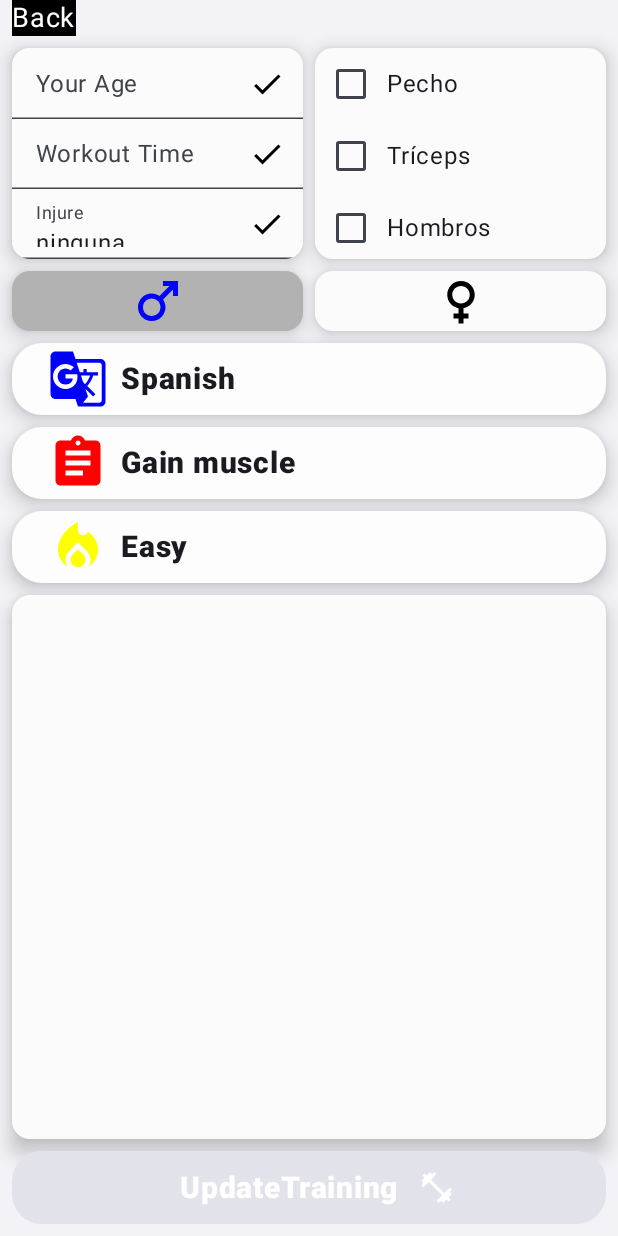
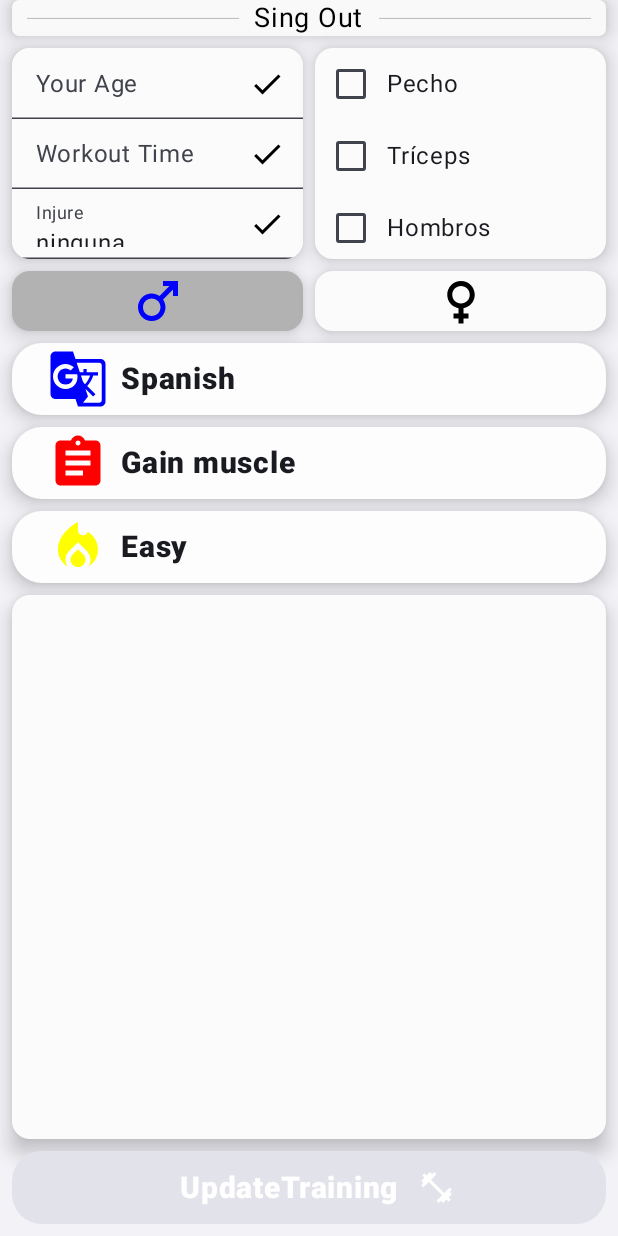
Before and after one commit to Reni-Developer/Workout-with-room, an Android app built with Jetpack Compose: the TrainingScreen screen opened through its navigation route, on a phone screen of 412 x 824 dp. Run offline under Robolectric (Android 15) with nearby library versions, the phone set to English and light mode, and no system bars; our stand-ins replace Dagger/Hilt's generated code, Firebase (no records; nobody signed in at launch, a user with empty details on screens opened directly), Room's generated code, livedata-compose.

Commit message:
Login con email y contraseña terminado

```diff
--- a/app/src/main/java/com/cursokotlin/entrenamientosconroom/MainActivity.kt
+++ b/app/src/main/java/com/cursokotlin/entrenamientosconroom/MainActivity.kt
@@ -8,14 +8,9 @@ import androidx.activity.viewModels
 import androidx.compose.foundation.layout.fillMaxSize
 import androidx.compose.foundation.layout.padding
 import androidx.compose.material3.Scaffold
-import androidx.compose.runtime.Composable
 import androidx.compose.ui.Modifier
-import androidx.navigation.compose.NavHost
-import androidx.navigation.compose.composable
-import androidx.navigation.compose.rememberNavController
-import com.cursokotlin.entrenamientosconroom.ui.LoginScreen
+import com.cursokotlin.entrenamientosconroom.ui.NavigatorWorkout
 import com.cursokotlin.entrenamientosconroom.ui.theme.EntrenamientosConRoomTheme
-import com.cursokotlin.entrenamientosconroom.ui.TrainingScreen
 import com.cursokotlin.entrenamientosconroom.ui.viewmodel.LoginViewModel
 import com.cursokotlin.entrenamientosconroom.ui.viewmodel.TrainingViewModel
 import com.google.firebase.Firebase
@@ -30,6 +25,7 @@ class MainActivity : ComponentActivity() {
     private lateinit var firebaseAnalytics: FirebaseAnalytics
 
     override fun onCreate(savedInstanceState: Bundle?) {
+        super.onCreate(savedInstanceState)
 
         // Analitycs Events
         firebaseAnalytics = Firebase.analytics
@@ -37,7 +33,6 @@ class MainActivity : ComponentActivity() {
         bundle.putString("message", "Integración de Firebase completa")
         firebaseAnalytics.logEvent("initApp", bundle)
 
-        super.onCreate(savedInstanceState)
         enableEdgeToEdge()
         setContent {
             EntrenamientosConRoomTheme {
@@ -52,39 +47,3 @@ class MainActivity : ComponentActivity() {
         }
     }
 }
-
-@Composable
-fun NavigatorWorkout(
-    modifier: Modifier = Modifier,
-    trainingViewModel: TrainingViewModel,
-    loginViewModel: LoginViewModel
-) {
-
-    val navigatorController = rememberNavController()
-
-    NavHost(
-        navController = navigatorController,
-        startDestination = Routes.Screen1.route,
-        modifier = modifier
-    ) {
-        composable(route = Routes.Screen1.route) {
-            LoginScreen(
-                modifier,
-                navigatorController,
-                loginViewModel
-            )
-        }
-        composable(route = Routes.Screen2.route) {
-            TrainingScreen(
-                modifier,
-                navigatorController,
-                trainingViewModel
-            )
-        }
-    }
-}
-
-sealed class Routes(val route: String) {
-    object Screen1 : Routes("Screen1")
-    object Screen2 : Routes("Screen2")
-}
--- a/app/src/main/java/com/cursokotlin/entrenamientosconroom/ui/LoginScreen.kt
+++ b/app/src/main/java/com/cursokotlin/entrenamientosconroom/ui/LoginScreen.kt
@@ -1,7 +1,5 @@
 package com.cursokotlin.entrenamientosconroom.ui
 
-import android.icu.number.Scale
-import androidx.compose.foundation.BorderStroke
 import androidx.compose.foundation.Image
 import androidx.compose.foundation.background
 import androidx.compose.foundation.clickable
@@ -13,68 +11,57 @@ import androidx.compose.foundation.layout.Spacer
 import androidx.compose.foundation.layout.fillMaxWidth
 import androidx.compose.foundation.layout.padding
 import androidx.compose.foundation.layout.size
+import androidx.compose.foundation.shape.RoundedCornerShape
 import androidx.compose.foundation.text.KeyboardOptions
 import androidx.compose.material.icons.Icons
-import androidx.compose.material.icons.filled.Check
 import androidx.compose.material.icons.filled.Email
 import androidx.compose.material.icons.filled.Visibility
+import androidx.compose.material3.AlertDialog
 import androidx.compose.material3.Button
+import androidx.compose.material3.ButtonColors
 import androidx.compose.material3.ButtonDefaults
-import androidx.compose.material3.Divider
+import androidx.compose.material3.HorizontalDivider
 import androidx.compose.material3.Icon
-import androidx.compose.material3.MaterialTheme
 import androidx.compose.material3.Text
 import androidx.compose.material3.TextField
 import androidx.compose.material3.TextFieldDefaults
 import androidx.compose.runtime.Composable
 import androidx.compose.runtime.collectAsState
 import androidx.compose.runtime.getValue
-import androidx.compose.runtime.mutableStateOf
-import androidx.compose.runtime.remember
+import androidx.compose.runtime.livedata.observeAsState
 import androidx.compose.ui.Alignment
 import androidx.compose.ui.Modifier
 import androidx.compose.ui.graphics.Color
 import androidx.compose.ui.graphics.ColorFilter
-import androidx.compose.ui.graphics.Outline
 import androidx.compose.ui.layout.ContentScale
-import androidx.compose.ui.res.colorResource
 import androidx.compose.ui.res.painterResource
+import androidx.compose.ui.text.font.FontWeight
 import androidx.compose.ui.text.input.KeyboardType
 import androidx.compose.ui.text.input.PasswordVisualTransformation
 import androidx.compose.ui.text.input.VisualTransformation
+import androidx.compose.ui.text.style.TextAlign
 import androidx.compose.ui.unit.dp
 import androidx.compose.ui.unit.sp
 import androidx.navigation.NavHostController
 import com.cursokotlin.entrenamientosconroom.R
-import com.cursokotlin.entrenamientosconroom.Routes
 import com.cursokotlin.entrenamientosconroom.ui.viewmodel.LoginViewModel
 
 
 @Composable
-fun LoginScreen(
-    modifier: Modifier = Modifier,
-    navigatorController: NavHostController,
-    loginViewModel: LoginViewModel
-) {
+fun LoginScreen(loginViewModel: LoginViewModel) {
 
     val email: String by loginViewModel.email.collectAsState(initial = "")
     val password: String by loginViewModel.password.collectAsState(initial = "")
     val enableCreateAccount by loginViewModel.buttonEnabled.collectAsState(false)
 
     Column(
-        Modifier.fillMaxWidth().padding(2.dp),
+        Modifier
+            .fillMaxWidth()
+            .padding(2.dp),
         horizontalAlignment = Alignment.CenterHorizontally
     ) {
-        Spacer(Modifier.size(10.dp))
-        Box(
-            Modifier
-                .background(Color.Black)
-                .clickable { navigatorController.navigate(Routes.Screen2.route) }
-                .align(Alignment.End)
-                .padding(end = 8.dp)
-        ) { Text(text = "TEST", color = Color.White, fontSize = 18.sp) }
 
-        Spacer(Modifier.size(80.dp))
+        Spacer(Modifier.size(100.dp))
         IncreaseFit()
 
         Spacer(Modifier.size(100.dp))
@@ -90,10 +77,9 @@ fun LoginScreen(
             SignIn()
             Spacer(Modifier.size(20.dp))
             LoginGoogle()
-            Spacer(Modifier.size(10.dp))
+            Spacer(Modifier.size(15.dp))
             LoginFacebook()
         }
-
 
         Spacer(Modifier.size(100.dp))
         Column(
@@ -101,11 +87,11 @@ fun LoginScreen(
             verticalArrangement = Arrangement.Center,
             horizontalAlignment = Alignment.CenterHorizontally
         ) {
-            Login(Modifier.weight(1f), enableCreateAccount, loginViewModel)
+            Login(enableCreateAccount, loginViewModel)
             Spacer(Modifier.size(4.dp))
             Or()
             Spacer(Modifier.size(4.dp))
-            CreateAccount(Modifier.weight(1f), enableCreateAccount, loginViewModel)
+            CreateAccount(enableCreateAccount, loginViewModel)
 
         }
 
@@ -120,7 +106,7 @@ fun IncreaseFit() {
         contentDescription = "Logo increase Fit",
         Modifier
             .fillMaxWidth()
-            .padding(horizontal = 12.dp),
+            .padding(horizontal = 30.dp),
         contentScale = ContentScale.FillWidth
     )
 }
@@ -220,9 +206,15 @@ fun LoginFacebook() {
 }
 
 @Composable
-fun Login(modifier: Modifier, enableCreateAccount: Boolean, loginViewModel: LoginViewModel) {
+fun Login(
+    enableCreateAccount: Boolean,
+    loginViewModel: LoginViewModel
+) {
+
+    val alertDialogError by loginViewModel.alertDialogError.collectAsState(false)
+
     Button(
-        onClick = { },
+        onClick = { loginViewModel.onLogin() },
         enabled = enableCreateAccount,
         colors = ButtonDefaults.buttonColors(
             containerColor = Color(0xFF446BFD),
@@ -234,26 +226,58 @@ fun Login(modifier: Modifier, enableCreateAccount: Boolean, loginViewModel: Logi
     ) {
         Text(text = "Login", fontSize = 23.sp)
     }
+    if (alertDialogError) {
+        AlertDialog(
+            onDismissRequest = {},
+            confirmButton = {
+                Button(
+                    onClick = { loginViewModel.confirmButton() },
+                    shape = RoundedCornerShape(25),
+                    colors = ButtonDefaults.buttonColors(containerColor = Color(0xFF3F1111)),
+                    elevation = ButtonDefaults.buttonElevation(8.dp)
+                    ) {
+                    Text(text = "ACCEPT")
+                }
+            },
+            icon = {
+                Image(
+                    painter = painterResource(id = R.drawable.error_icon),
+                    contentDescription = "Icon Error",
+                    modifier = Modifier.size(100.dp)
+                )
+            },
+            title = { Text(text = "ERROR", color = Color.Red, fontWeight = FontWeight.ExtraBold) },
+            text = {
+                Text(
+                    text = "''Se ha producido un error autenticando al usuario!''",
+                    color = Color(0xF3650E0E),
+                    fontSize = 22.sp,
+                    textAlign = TextAlign.Center
+                )
+            }
+        )
+    }
+
 }
 
 @Composable
 fun Or() {
     Row(verticalAlignment = Alignment.CenterVertically) {
-        Divider(
+        HorizontalDivider(
             Modifier
                 .fillMaxWidth()
                 .weight(1f)
                 .padding(horizontal = 10.dp),
-            thickness = 0.5.dp,
+            thickness = 0.8.dp,
             color = Color(0xFFA2A2A5)
         )
         Text(text = "OR", color = Color(0xFFA2A2A5))
-        Divider(
+        HorizontalDivider(
             Modifier
                 .fillMaxWidth()
                 .weight(1f)
                 .padding(horizontal = 10.dp),
-            thickness = 0.5.dp,
+            thickness = 0.8.dp,
             color = Color(0xFFA2A2A5)
         )
     }
@@ -261,16 +285,15 @@ fun Or() {
 
 @Composable
 fun CreateAccount(
-    modifier: Modifier,
     enableCreateAccount: Boolean,
     loginViewModel: LoginViewModel
 ) {
 
     Button(
-        onClick = { },
+        onClick = {loginViewModel.onCreateAccount() },
         enabled = enableCreateAccount,
         colors = ButtonDefaults.buttonColors(
-            containerColor = Color(0xFF446BFD),
+            containerColor = Color(0xFF686B79),
             contentColor = Color(0xFFFFFFFF),
             disabledContainerColor = Color(0xFF899DB4),
             disabledContentColor = Color(0xFFCBC9C9)
--- /dev/null
+++ b/app/src/main/java/com/cursokotlin/entrenamientosconroom/ui/NavigatorWorkout.kt
@@ -0,0 +1,63 @@
+package com.cursokotlin.entrenamientosconroom.ui
+
+import androidx.compose.runtime.Composable
+import androidx.compose.runtime.LaunchedEffect
+import androidx.compose.runtime.livedata.observeAsState
+import androidx.compose.runtime.*
+import androidx.compose.ui.Modifier
+import androidx.navigation.Navigation
+import androidx.navigation.compose.NavHost
+import androidx.navigation.compose.composable
+import androidx.navigation.compose.rememberNavController
+import com.cursokotlin.entrenamientosconroom.ui.viewmodel.LoginViewModel
+import com.cursokotlin.entrenamientosconroom.ui.viewmodel.TrainingViewModel
+
+@Composable
+fun NavigatorWorkout(
+    modifier: Modifier = Modifier,
+    trainingViewModel: TrainingViewModel,
+    loginViewModel: LoginViewModel
+) {
+
+    val navigatorController = rememberNavController()
+    val destination by loginViewModel.navigator.observeAsState(initial = Navigator.Screen1)
+
+    LaunchedEffect(destination) {
+        when (destination) {
+            is Navigator.Screen2 -> {
+                navigatorController.navigate(Routes.Screen2.route) {
+                    popUpTo(Routes.Screen1.route) { inclusive = true }// Para limpiar stack
+                }
+            }
+
+            is Navigator.Screen1 -> {
+                navigatorController.navigate(Routes.Screen1.route) {
+                    popUpTo(Routes.Screen2.route) { inclusive = true }
+                }
+            }
+        }
+    }
+
+    NavHost(
+        navController = navigatorController,
+        startDestination = Routes.Screen1.route,
+        modifier = modifier
+    ) {
+        composable(route = Routes.Screen1.route) {
+            LoginScreen(loginViewModel)
+        }
+        composable(route = Routes.Screen2.route) {
+            TrainingScreen(modifier, loginViewModel, trainingViewModel)
+        }
+    }
+}
+
+sealed class Routes(val route: String) {
+    object Screen1 : Routes("Screen1")
+    object Screen2 : Routes("Screen2")
+}
+
+sealed class Navigator {
+    object Screen1 : Navigator()
+    object Screen2 : Navigator()
+}
--- a/app/src/main/java/com/cursokotlin/entrenamientosconroom/ui/TrainingScreen.kt
+++ b/app/src/main/java/com/cursokotlin/entrenamientosconroom/ui/TrainingScreen.kt
@@ -33,13 +33,13 @@ import androidx.compose.material3.CircularProgressIndicator
 import androidx.compose.material3.Divider
 import androidx.compose.material3.DropdownMenu
 import androidx.compose.material3.DropdownMenuItem
+import androidx.compose.material3.HorizontalDivider
 import androidx.compose.material3.Icon
 import androidx.compose.material3.MenuDefaults
 import androidx.compose.material3.Text
 import androidx.compose.material3.TextField
 import androidx.compose.material3.TextFieldDefaults
 import androidx.compose.runtime.*
-import androidx.compose.runtime.Composable
 import androidx.compose.runtime.livedata.observeAsState
 import androidx.compose.ui.Alignment
 import androidx.compose.ui.Modifier
@@ -52,17 +52,21 @@ import androidx.compose.ui.text.style.TextAlign
 import androidx.compose.ui.unit.dp
 import androidx.compose.ui.unit.sp
 import androidx.navigation.NavHostController
-import androidx.navigation.Navigator
-import com.cursokotlin.entrenamientosconroom.Routes
 import com.cursokotlin.entrenamientosconroom.data.bd.WorkoutWithSetsAndExercises
 import com.cursokotlin.entrenamientosconroom.data.networkAPI.UserDataModel
+import com.cursokotlin.entrenamientosconroom.ui.viewmodel.LoginViewModel
 import com.cursokotlin.entrenamientosconroom.ui.viewmodel.TrainingViewModel
+import com.google.firebase.Firebase
+import com.google.firebase.auth.FirebaseAuth
 
 @Composable
-fun TrainingScreen(modifier: Modifier = Modifier, navigatorController: NavHostController ,trainingViewModel: TrainingViewModel) {
+fun TrainingScreen(
+    modifier: Modifier = Modifier,
+    loginViewModel: LoginViewModel,
+    trainingViewModel: TrainingViewModel
+) {
 
     val workoutWithSetsAndExercises by trainingViewModel.workoutWithSets.observeAsState(emptyList())
-
 
     val age by trainingViewModel.age.observeAsState(initial = 0)
     val time by trainingViewModel.time.observeAsState(initial = 0)
@@ -98,13 +102,9 @@ fun TrainingScreen(modifier: Modifier = Modifier, navigatorController: NavHostCo
             .padding(horizontal = 8.dp)
     ) {
 
-        Box(
-            Modifier
-                .background(Color.Black)
-                .clickable { navigatorController.navigate(Routes.Screen1.route) }
-                .align(Alignment.Start)) { Text(text = "Back", color = Color.White, fontSize = 18.sp) }
+        SingOut(loginViewModel)
+        Spacer(Modifier.height(8.dp))
 
-        Spacer(Modifier.height(8.dp))
         Row(Modifier.weight(0.35f)) {
             TextFieldWorkout(Modifier.weight(1f), trainingViewModel, age, time, injuries)
             Spacer(Modifier.width(8.dp))
@@ -129,6 +129,44 @@ fun TrainingScreen(modifier: Modifier = Modifier, navigatorController: NavHostCo
 
         UpdateTraining(Modifier.weight(0.12f), trainingViewModel, currentUserData)
         Spacer(modifier = Modifier.height(8.dp))
+    }
+}
+
+@Composable
+fun SingOut(loginViewModel: LoginViewModel) {
+    Card(
+        Modifier
+            .clickable {
+                loginViewModel.unLog()
+            }
+            .fillMaxWidth(),
+        shape = RoundedCornerShape(20),
+        colors = CardDefaults.cardColors(containerColor = Color(0xFFF9F9F9)),
+        elevation = CardDefaults.cardElevation(8.dp)
+    ) {
+        Row(verticalAlignment = Alignment.CenterVertically) {
+            HorizontalDivider(
+                Modifier
+                    .fillMaxWidth()
+                    .weight(1f)
+                    .padding(horizontal = 10.dp),
+                thickness = 0.5.dp,
+                color = Color(0xFFA2A2A5)
+            )
+            Text(
+                text = "Sing Out",
+                color = Color.Black,
+                fontSize = 18.sp
+            )
+            HorizontalDivider(
+                Modifier
+                    .fillMaxWidth()
+                    .weight(1f)
+                    .padding(horizontal = 10.dp),
+                thickness = 0.5.dp,
+                color = Color(0xFFA2A2A5)
+            )
+        }
     }
 }
 
```
Also changed, not shown: app/src/main/java/com/cursokotlin/entrenamientosconroom/ui/viewmodel/LoginViewModel.kt (+57 -6 lines), app/src/main/res/drawable/error.png (added), app/src/main/res/drawable/error_icon.png (added). Lines whose indentation alone changed are shown as unchanged.
